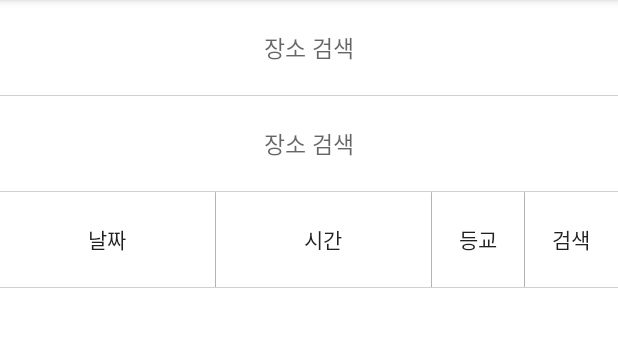
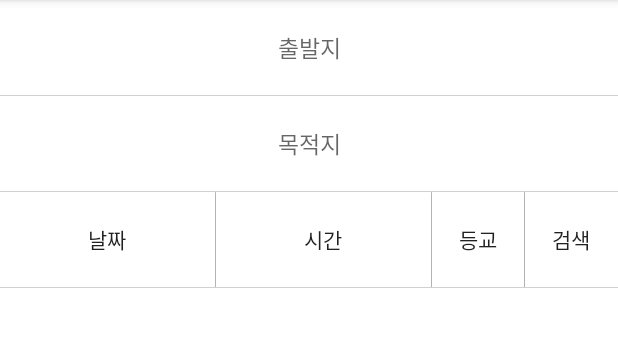
Before and after one commit to limjaein/UniTaxi, an Android app: the fragment f01_Fragment shown on its own in the app's theme, on a phone screen of 412 x 824 dp, the part 84-430 px from its top. Run offline under Robolectric (Android 15) with nearby library versions, the phone set to English and light mode, and no system bars; libraries missing offline, so code that uses them is left out: com.skp; 16 statements that could not run were skipped.

Commit message:
마커 + 경로 보이기!
줌 거리계산 추가해야합니당

```diff
--- a/app/src/main/java/com/example/jaein/unitaxi/f01_Fragment.java
+++ b/app/src/main/java/com/example/jaein/unitaxi/f01_Fragment.java
@@ -3,25 +3,32 @@ package com.example.jaein.unitaxi;
 
 import android.content.Context;
 import android.content.pm.PackageManager;
+import android.location.Address;
+import android.location.Geocoder;
 import android.location.Location;
 import android.os.Bundle;
 import android.support.annotation.Nullable;
 import android.support.v4.app.ActivityCompat;
 import android.support.v4.app.Fragment;
+import android.util.Log;
 import android.view.LayoutInflater;
 import android.view.View;
 import android.view.ViewGroup;
 import android.widget.Button;
+import android.widget.EditText;
 import android.widget.FrameLayout;
-import android.widget.Toast;
 
 import com.skp.Tmap.TMapData;
 import com.skp.Tmap.TMapGpsManager;
 import com.skp.Tmap.TMapMarkerItem;
 import com.skp.Tmap.TMapPoint;
+import com.skp.Tmap.TMapPolyLine;
 import com.skp.Tmap.TMapView;
 
+import java.io.IOException;
 import java.util.ArrayList;
+import java.util.List;
+import java.util.Locale;
 
 
 /**
@@ -43,10 +50,14 @@ public class f01_Fragment extends Fragment implements TMapGpsManager.onLocationC
     private ArrayList<MapPoint> m_mapPoint = new ArrayList<MapPoint>();
 
     private String address;
-    private Double lat = null;
-    private Double lon = null;
+    double lat1, lat2;
+    double lon1, lon2;
 
+    EditText et_addr1, et_addr2;
     FrameLayout framelayout;
+    TMapMarkerItem marker1, marker2;
+
+    Button searchBtn;
 
     public f01_Fragment() {
         // Required empty public constructor
@@ -61,6 +72,7 @@ public class f01_Fragment extends Fragment implements TMapGpsManager.onLocationC
     }
 
     public interface OnFragmentInteractionListener {
+
     }
 
     /// tmap gps listener
@@ -71,7 +83,89 @@ public class f01_Fragment extends Fragment implements TMapGpsManager.onLocationC
         }
     }
 
+    public void getAddress(){
+        et_addr1 = (EditText)getActivity().findViewById(R.id.et_Faddr);
+        et_addr2 = (EditText)getActivity().findViewById(R.id.et_Laddr);
+
+        Geocoder gc = new Geocoder(getActivity(), Locale.KOREA);
+        String addr1 = et_addr1.getText().toString();
+        String addr2 = et_addr2.getText().toString();
+
+
+        try {
+            List<Address> addrList1 = gc.getFromLocationName(addr1, 5);
+            List<Address> addrList2 = gc.getFromLocationName(addr2, 5);
+            if(addrList1!=null && addrList2!=null){
+                lat1 = addrList1.get(0).getLatitude();
+                lon1 = addrList1.get(0).getLongitude();
+
+                lat2 = addrList2.get(0).getLatitude();
+                lon2 = addrList2.get(0).getLongitude();
+            }
+        } catch (IOException e) {
+            e.printStackTrace();
+        }
+    }
+
+    public void setZoom(double dist){
+//        두사이 거리
+//        0~5km: zoom 13
+//        5km~9km: zoom 12
+//        9km~29km: zoom 11
+//        29km~47km: zoom 10
+//        48km~: zoom 9
+        dist = dist/1000;
+        if(dist>0&&dist<5){
+            tmapview.setZoom(13);
+        }
+        else if(dist>5&&dist<9){
+            tmapview.setZoom(12);
+        }
+        else if(dist>9&&dist<29){
+            tmapview.setZoom(12.5f);
+        }
+        else if(dist>48){
+            tmapview.setZoom(9);
+        }
+
+    }
     public void initMap(){
+        final Button btn = (Button)getActivity().findViewById(R.id.taxiBtn);
+        searchBtn = (Button)getActivity().findViewById(R.id.searchBtn);
+
+        searchBtn.setOnClickListener(new View.OnClickListener() {
+            @Override
+            public void onClick(View view) {
+
+                btn.setVisibility(View.VISIBLE);
+                getAddress();
+
+                    tmapview.setCenterPoint((lon1+lon2)/2,(lat1+lat2)/2,true);
+                    marker1 = new TMapMarkerItem();
+
+                    TMapPoint point1 = new TMapPoint(lat1,lon1);
+//
+//                    marker1.setTMapPoint(point1);
+//                    tmapview.addMarkerItem("출발지",marker1);
+
+                    marker2 = new TMapMarkerItem();
+
+                    TMapPoint point2 = new TMapPoint(lat2,lon2);
+//
+//                    marker2.setTMapPoint(point2);
+//                    tmapview.addMarkerItem("도착지",marker2);
+
+                    tmapdata.findPathData(point1, point2, new TMapData.FindPathDataListenerCallback() {
+                        @Override
+                    public void onFindPathData(TMapPolyLine tMapPolyLine) {
+                        tmapview.addTMapPath(tMapPolyLine);
+                            Log.i("거리",tMapPolyLine.getDistance()+"");
+                            setZoom(tMapPolyLine.getDistance());
+                    }
+                });
+            }
+        });
+
         //Tmap 각종 객체 선언
         tmapdata = new TMapData(); //POI검색, 경로검색 등의 지도데이터를 관리하는 클래스
         if (getActivity() != null) {
@@ -122,28 +216,6 @@ public class f01_Fragment extends Fragment implements TMapGpsManager.onLocationC
             /*  화면중심을 단말의 현재위치로 이동 */
             tmapview.setTrackingMode(true);
             tmapview.setSightVisible(true);
-
-            // 풍선에서 우측 버튼 클릭시 할 행동입니다
-            tmapview.setOnCalloutRightButtonClickListener(new TMapView.OnCalloutRightButtonClickCallback() {
-                @Override
-                public void onCalloutRightButton(TMapMarkerItem markerItem) {
-
-                    lat = markerItem.latitude;
-                    lon = markerItem.longitude;
-
-                    //1. 위도, 경도로 주소 검색하기
-                    tmapdata.convertGpsToAddress(lat, lon, new TMapData.ConvertGPSToAddressListenerCallback() {
-                        @Override
-                        public void onConvertToGPSToAddress(String strAddress) {
-                            address = strAddress;
-                        }
-                    });
-
-                    Toast.makeText(getContext(), "주소 : " + address, Toast.LENGTH_SHORT).show();
-                }
-
-            });
-
         }
     }
     @Override
@@ -154,8 +226,5 @@ public class f01_Fragment extends Fragment implements TMapGpsManager.onLocationC
 
     }
 
-    public void findBtnClick(View view) {
-    }
-
 
 }
--- a/app/src/main/res/layout/fragment_f01.xml
+++ b/app/src/main/res/layout/fragment_f01.xml
@@ -4,6 +4,7 @@
     android:layout_height="match_parent"
     android:orientation="vertical"
     tools:context="com.example.jaein.unitaxi.f01_Fragment">
+
     <LinearLayout
         android:layout_width="match_parent"
         android:layout_height="0dp"
@@ -15,13 +16,14 @@
             android:layout_height="0dp"
             android:layout_weight="1"
             android:layout_marginBottom="0.5dp"
-            android:orientation="vertical"
+            android:orientation="horizontal"
             android:gravity="center">
             <EditText
-                android:layout_width="match_parent"
-                android:layout_height="0dp"
-                android:layout_weight="1"
-                android:hint="장소 검색"
+                android:id="@+id/et_Faddr"
+                android:layout_width="0dp"
+                android:layout_height="match_parent"
+                android:layout_weight="4"
+                android:hint="출발지"
                 android:textSize="15dp"
                 android:background="@android:color/white"
                 android:textAlignment="center"/>
@@ -31,13 +33,14 @@
             android:layout_height="0dp"
             android:layout_weight="1"
             android:layout_marginBottom="0.5dp"
-            android:orientation="vertical"
+            android:orientation="horizontal"
             android:gravity="center">
             <EditText
-                android:layout_width="match_parent"
-                android:layout_height="0dp"
-                android:layout_weight="1"
-                android:hint="장소 검색"
+                android:id="@+id/et_Laddr"
+                android:layout_width="0dp"
+                android:layout_height="match_parent"
+                android:layout_weight="4"
+                android:hint="목적지"
                 android:textSize="15dp"
                 android:background="@android:color/white"
                 android:textAlignment="center"/>
@@ -70,12 +73,12 @@
                 android:textOff="등교"
                 android:textOn="하교"/>
             <Button
+                android:id="@+id/searchBtn"
                 android:layout_width="0dp"
                 android:layout_weight="1.5"
                 android:layout_height="match_parent"
                 android:layout_marginLeft="0.5dp"
                 android:background="@android:color/white"
-                android:onClick="findBtnClick"
                 android:text="검색"/>
         </LinearLayout>
     </LinearLayout>
@@ -93,6 +96,7 @@
             android:layout_margin="20dp"
             android:layout_gravity="right|bottom"
             android:visibility="invisible"
+            android:onClick="SearchBtnClick"
             android:background="@drawable/button_register" />
     </FrameLayout>
 </LinearLayout>
```
Also changed, not shown: app/src/main/java/com/example/jaein/unitaxi/u04_Main_Activity.java (+0 -7 lines).
